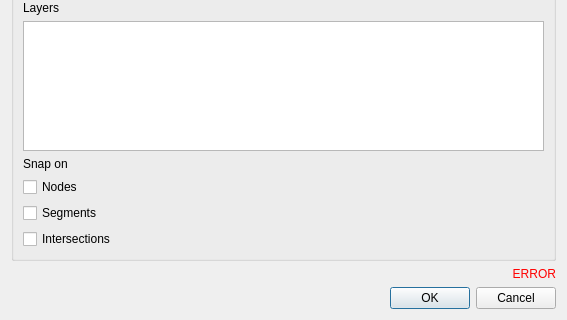
Qt form lizmap/resources/ui/ui_form_edition.ui (3liz/lizmap-plugin) before a commit; both pictures show x 0 to 567 and y 179 to 499 of the 567 by 499 pixel window.
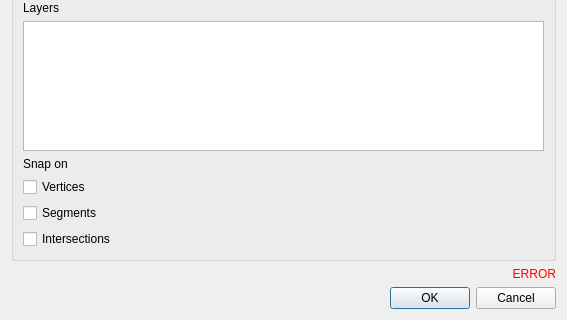
The same form after that commit. Custom widgets are drawn as their Qt base class.

Commit message: rename nodes to vertices

```diff
--- a/lizmap/resources/ui/ui_form_edition.ui
+++ b/lizmap/resources/ui/ui_form_edition.ui
@@ -129,7 +129,7 @@
       <item>
        <widget class="QCheckBox" name="snap_node">
         <property name="text">
-         <string>Nodes</string>
+         <string>Vertices</string>
         </property>
        </widget>
       </item>
```
The commit also changes 4 other files.
